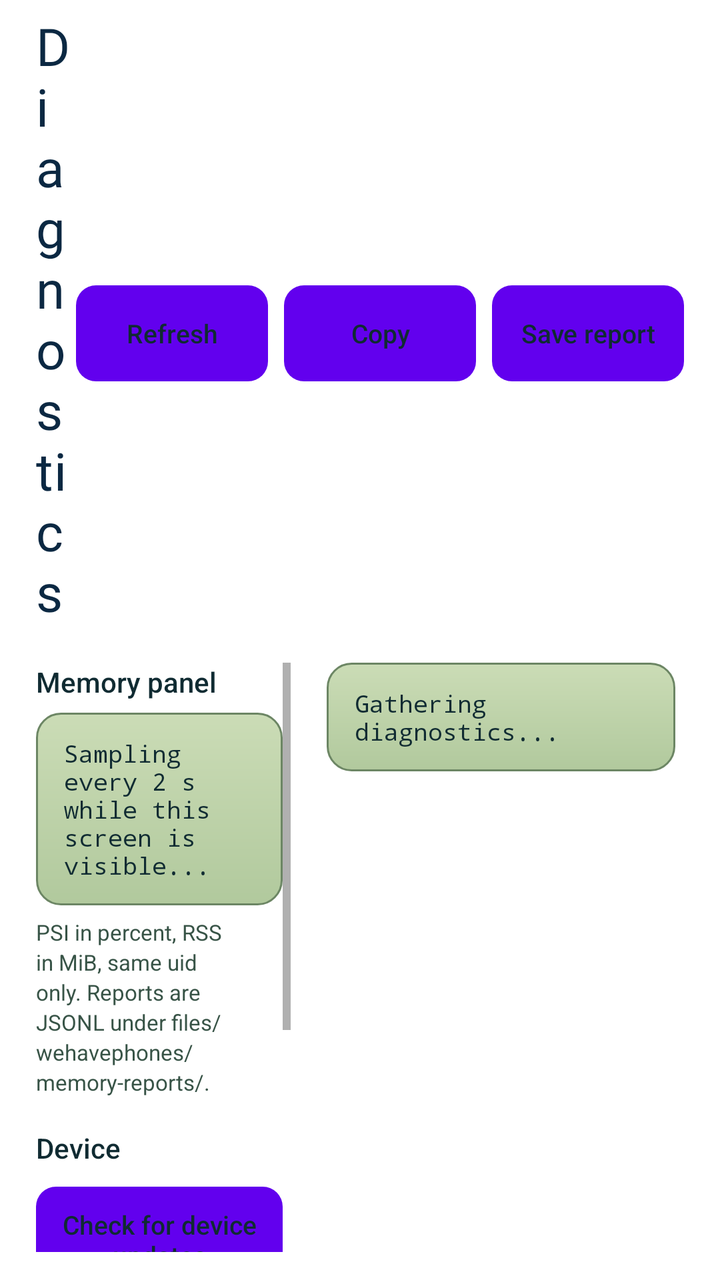
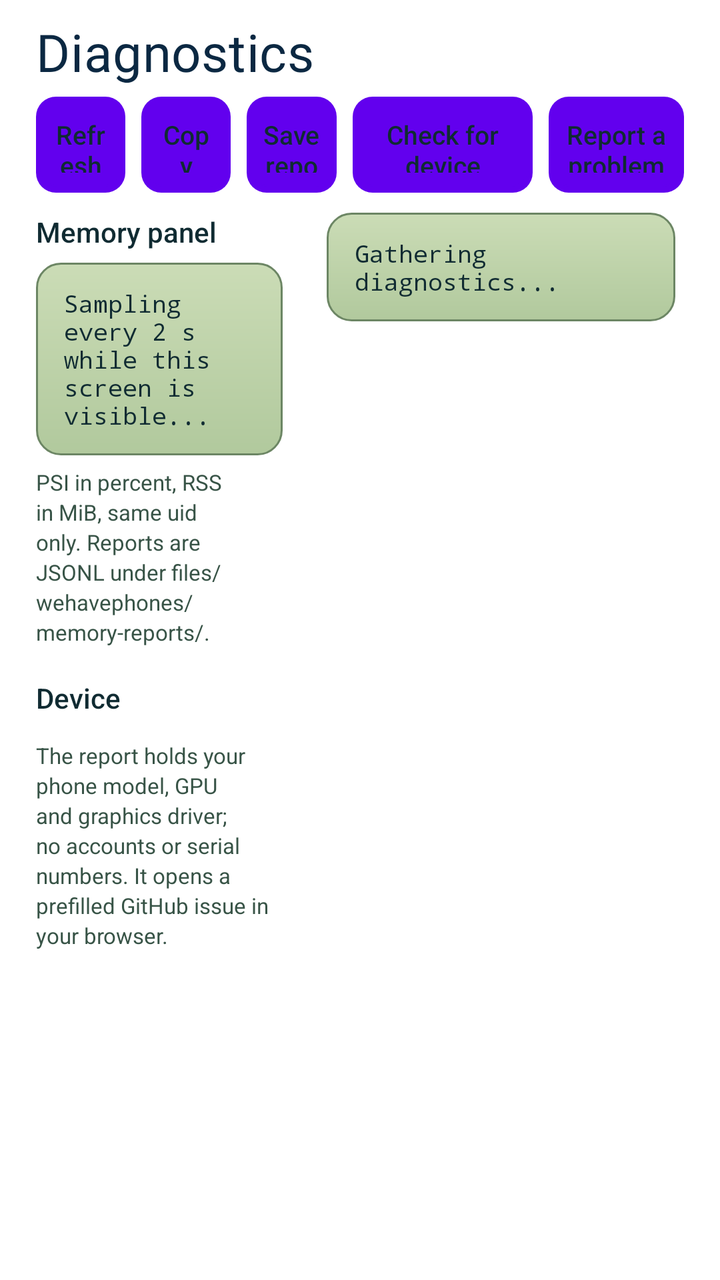

The first picture is an Android layout as it rendered before a commit; the second is the same layout after the commit. The layout source and the unified diff follow.
<!-- AndroidManifest.xml: fallback theme Theme.MaterialComponents.DayNight.NoActionBar -->
<!-- res/layout/fragment_wehavephones_diagnostics.xml -->
<?xml version="1.0" encoding="utf-8"?>
<LinearLayout
    xmlns:android="http://schemas.android.com/apk/res/android"
    style="@style/WeHavePhonesScreenPadding"
    android:layout_width="match_parent"
    android:layout_height="match_parent"
    android:orientation="vertical">
    <LinearLayout
        android:layout_width="match_parent"
        android:layout_height="wrap_content"
        android:baselineAligned="false"
        android:gravity="center_vertical"
        android:orientation="horizontal">
        <TextView
            style="@style/WeHavePhonesScreenTitle"
            android:layout_width="0dp"
            android:layout_weight="1"
            android:text="@string/wehavephones_diagnostics" />
        <Button
            android:id="@+id/BTRefresh"
            style="@style/WeHavePhonesButtonSmall"
            android:layout_marginTop="0dp"
            android:minWidth="96dp"
            android:text="@string/wehavephones_diag_refresh" />
        <Button
            android:id="@+id/BTCopy"
            style="@style/WeHavePhonesButtonSmall"
            android:layout_marginLeft="8dp"
            android:layout_marginTop="0dp"
            android:minWidth="96dp"
            android:text="@string/wehavephones_diag_copy" />
        <Button
            android:id="@+id/BTSaveMemory"
            style="@style/WeHavePhonesButtonSmall"
            android:layout_marginLeft="8dp"
            android:layout_marginTop="0dp"
            android:minWidth="96dp"
            android:text="@string/wehavephones_diag_memory_save" />
    </LinearLayout>
    <LinearLayout
        android:layout_width="match_parent"
        android:layout_height="0dp"
        android:layout_marginTop="10dp"
        android:layout_weight="1"
        android:baselineAligned="false"
        android:orientation="horizontal">
        <ScrollView
            android:layout_width="0dp"
            android:layout_height="match_parent"
            android:layout_marginRight="9dp"
            android:layout_weight="1"
            android:scrollbars="vertical"
            android:scrollbarStyle="insideInset">
            <LinearLayout
                android:layout_width="match_parent"
                android:layout_height="wrap_content"
                android:orientation="vertical">
                <TextView
                    style="@style/WeHavePhonesSectionLabel"
                    android:layout_marginTop="0dp"
                    android:text="@string/wehavephones_diag_memory_title" />
                <TextView
                    android:id="@+id/TVMemoryPanel"
                    style="@style/WeHavePhonesPanel"
                    android:text="@string/wehavephones_diag_memory_sampling"
                    android:textColor="@color/wehavephones_text"
                    android:textSize="12sp"
                    android:typeface="monospace" />
                <TextView
                    style="@style/WeHavePhonesHint"
                    android:layout_marginTop="6dp"
                    android:text="@string/wehavephones_diag_memory_hint"
                    android:textSize="11sp" />
                <TextView
                    style="@style/WeHavePhonesSectionLabel"
                    android:text="@string/wehavephones_diag_device_title" />
                <Button
                    android:id="@+id/BTDeviceUpdate"
                    style="@style/WeHavePhonesButtonSmall"
                    android:layout_width="match_parent"
                    android:text="@string/wehavephones_diag_device_update" />
                <Button
                    android:id="@+id/BTDeviceReport"
                    style="@style/WeHavePhonesButtonSmall"
                    android:layout_width="match_parent"
                    android:text="@string/wehavephones_diag_device_report" />
                <TextView
                    style="@style/WeHavePhonesHint"
                    android:layout_marginTop="6dp"
                    android:text="@string/wehavephones_diag_device_hint"
                    android:textSize="11sp" />
            </LinearLayout>
        </ScrollView>
        <ScrollView
            android:layout_width="0dp"
            android:layout_height="match_parent"
            android:layout_marginLeft="9dp"
            android:layout_weight="1.4"
            android:scrollbars="vertical"
            android:scrollbarStyle="insideInset">
            <TextView
                android:id="@+id/TVDiagnostics"
                style="@style/WeHavePhonesPanel"
                android:text="@string/wehavephones_diag_empty"
                android:textColor="@color/wehavephones_text"
                android:textIsSelectable="true"
                android:textSize="12sp"
                android:typeface="monospace" />
        </ScrollView>
    </LinearLayout>
</LinearLayout>
<!-- resources referenced by this layout -->
<resources>
  <color name="wehavephones_text">#102B32</color>
  <string name="wehavephones_diag_copy">Copy</string>
  <string name="wehavephones_diag_device_hint">The report holds your phone model, GPU and graphics driver; no accounts or serial numbers. It opens a prefilled GitHub issue in your browser.</string>
  <string name="wehavephones_diag_device_report">Report a problem</string>
  <string name="wehavephones_diag_device_title">Device</string>
  <string name="wehavephones_diag_device_update">Check for device updates</string>
  <string name="wehavephones_diag_empty">Gathering diagnostics...</string>
  <string name="wehavephones_diag_memory_hint">PSI in percent, RSS in MiB, same uid only. Reports are JSONL under files/wehavephones/memory-reports/.</string>
  <string name="wehavephones_diag_memory_sampling">Sampling every 2 s while this screen is visible...</string>
  <string name="wehavephones_diag_memory_save">Save report</string>
  <string name="wehavephones_diag_memory_title">Memory panel</string>
  <string name="wehavephones_diag_refresh">Refresh</string>
  <string name="wehavephones_diagnostics">Diagnostics</string>
  <style name="WeHavePhonesHint">
          <item name="android:layout_width">match_parent</item>
          <item name="android:layout_height">wrap_content</item>
          <item name="android:textColor">@color/wehavephones_text_dim</item>
          <item name="android:textSize">12sp</item>
          <item name="android:lineSpacingExtra">2dp</item>
      </style>
  <style name="WeHavePhonesScreenPadding">
          <item name="android:paddingLeft">18dp</item>
          <item name="android:paddingRight">18dp</item>
          <item name="android:paddingTop">12dp</item>
          <item name="android:paddingBottom">14dp</item>
      </style>
  <style name="WeHavePhonesScreenTitle" parent="WeHavePhonesHeader">
          <item name="android:gravity">start</item>
          <item name="android:textSize">26sp</item>
          <item name="android:layout_marginBottom">6dp</item>
          <item name="android:letterSpacing">0.01</item>
      </style>
  <!-- drawable wehavephones_button_outline (drawable) -->
  <?xml version="1.0" encoding="utf-8"?>
  <selector
      xmlns:android="http://schemas.android.com/apk/res/android">
      <item
          android:state_enabled="false"
          android:drawable="@drawable/wehavephones_button_outline_disabled" />
      <item
          android:state_pressed="true"
          android:drawable="@drawable/wehavephones_button_outline_pressed" />
      <item
          android:drawable="@drawable/wehavephones_button_outline_normal" />
  </selector>
  <color name="wehavephones_text_dim">#385447</color>
  <!-- drawable wehavephones_card_background (drawable) -->
  <?xml version="1.0" encoding="utf-8"?>
  <shape
      xmlns:android="http://schemas.android.com/apk/res/android"
      android:shape="rectangle">
      <corners
          android:radius="12dp" />
      <gradient
          android:angle="270"
          android:startColor="#CBDCB6"
          android:endColor="#B1C99D" />
      <stroke
          android:width="1dp"
          android:color="#6C8664" />
  </shape>
  <style name="WeHavePhonesHeader">
          <item name="android:layout_width">match_parent</item>
          <item name="android:layout_height">wrap_content</item>
          <item name="android:fontFamily">@font/wehavephones_lcd</item>
          <item name="android:textColor">@color/wehavephones_text_title</item>
          <item name="android:textSize">28sp</item>
          <item name="android:includeFontPadding">false</item>
      </style>
  <color name="wehavephones_text_title">#0B2842</color>
  <!-- unchanged entries left out for length: 6 -->
</resources>

<!-- the commit's change to res/layout/fragment_wehavephones_diagnostics.xml (unified diff, before → after) -->
@@ -5,37 +5,54 @@
     android:layout_width="match_parent"
     android:layout_height="match_parent"
     android:orientation="vertical">
+    <TextView
+        style="@style/WeHavePhonesScreenTitle"
+        android:text="@string/wehavephones_diagnostics" />
     <LinearLayout
         android:layout_width="match_parent"
         android:layout_height="wrap_content"
         android:baselineAligned="false"
         android:gravity="center_vertical"
         android:orientation="horizontal">
-        <TextView
-            style="@style/WeHavePhonesScreenTitle"
-            android:layout_width="0dp"
-            android:layout_weight="1"
-            android:text="@string/wehavephones_diagnostics" />
         <Button
             android:id="@+id/BTRefresh"
             style="@style/WeHavePhonesButtonSmall"
+            android:layout_width="0dp"
             android:layout_marginTop="0dp"
-            android:minWidth="96dp"
+            android:layout_weight="1"
             android:text="@string/wehavephones_diag_refresh" />
         <Button
             android:id="@+id/BTCopy"
             style="@style/WeHavePhonesButtonSmall"
+            android:layout_width="0dp"
             android:layout_marginLeft="8dp"
             android:layout_marginTop="0dp"
-            android:minWidth="96dp"
+            android:layout_weight="1"
             android:text="@string/wehavephones_diag_copy" />
         <Button
             android:id="@+id/BTSaveMemory"
             style="@style/WeHavePhonesButtonSmall"
+            android:layout_width="0dp"
             android:layout_marginLeft="8dp"
             android:layout_marginTop="0dp"
-            android:minWidth="96dp"
+            android:layout_weight="1"
             android:text="@string/wehavephones_diag_memory_save" />
+        <Button
+            android:id="@+id/BTDeviceUpdate"
+            style="@style/WeHavePhonesButtonSmall"
+            android:layout_width="0dp"
+            android:layout_marginLeft="8dp"
+            android:layout_marginTop="0dp"
+            android:layout_weight="2"
+            android:text="@string/wehavephones_diag_device_update" />
+        <Button
+            android:id="@+id/BTDeviceReport"
+            style="@style/WeHavePhonesButtonSmall"
+            android:layout_width="0dp"
+            android:layout_marginLeft="8dp"
+            android:layout_marginTop="0dp"
+            android:layout_weight="1.5"
+            android:text="@string/wehavephones_diag_device_report" />
     </LinearLayout>
     <LinearLayout
         android:layout_width="match_parent"
@@ -74,16 +91,6 @@
                 <TextView
                     style="@style/WeHavePhonesSectionLabel"
                     android:text="@string/wehavephones_diag_device_title" />
-                <Button
-                    android:id="@+id/BTDeviceUpdate"
-                    style="@style/WeHavePhonesButtonSmall"
-                    android:layout_width="match_parent"
-                    android:text="@string/wehavephones_diag_device_update" />
-                <Button
-                    android:id="@+id/BTDeviceReport"
-                    style="@style/WeHavePhonesButtonSmall"
-                    android:layout_width="match_parent"
-                    android:text="@string/wehavephones_diag_device_report" />
                 <TextView
                     style="@style/WeHavePhonesHint"
                     android:layout_marginTop="6dp"
